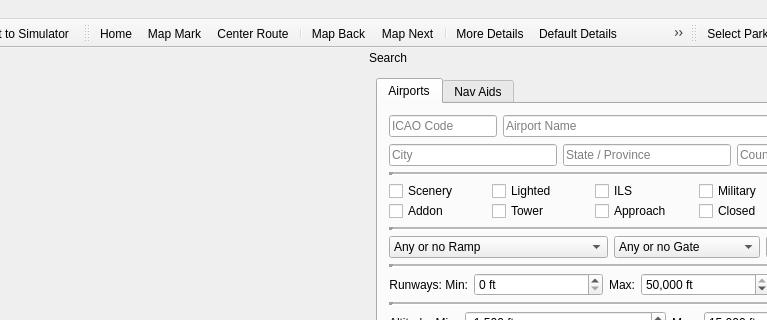
Qt form src/gui/mainwindow.ui (albar965/littlenavmap) before a commit; both pictures show x 404 to 1171 and y 0 to 320 of the 1333 by 754 pixel window.
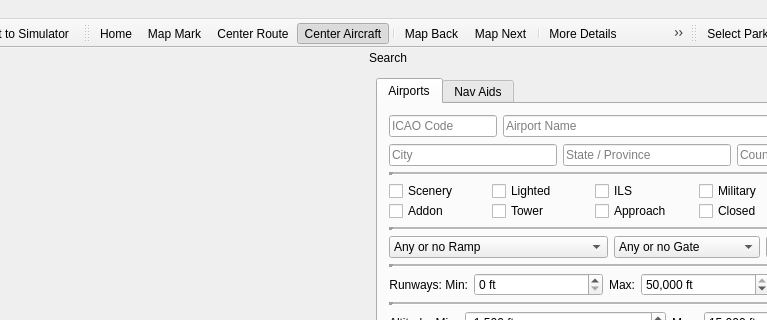
The same form after that commit. Icons and pictures are not drawn.

Commit message: Added aircraft centering and action. Added disconnect button to dialog.

```diff
--- a/src/gui/mainwindow.ui
+++ b/src/gui/mainwindow.ui
@@ -1672,6 +1672,7 @@
    <addaction name="actionMapShowHome"/>
    <addaction name="actionMapShowMark"/>
    <addaction name="actionRouteCenter"/>
+   <addaction name="actionMapAircraftCenter"/>
    <addaction name="separator"/>
    <addaction name="actionMapBack"/>
    <addaction name="actionMapNext"/>
@@ -2743,6 +2744,21 @@
     <string>Aircraft</string>
    </property>
   </action>
+  <action name="actionMapAircraftCenter">
+   <property name="checkable">
+    <bool>true</bool>
+   </property>
+   <property name="checked">
+    <bool>true</bool>
+   </property>
+   <property name="icon">
+    <iconset resource="../../littlenavmap.qrc">
+     <normaloff>:/littlenavmap/resources/icons/centeraircraft.svg</normaloff>:/littlenavmap/resources/icons/centeraircraft.svg</iconset>
+   </property>
+   <property name="text">
+    <string>Center Aircraft</string>
+   </property>
+  </action>
  </widget>
  <layoutdefault spacing="6" margin="11"/>
  <resources>
```
Left out of the diff: 2 changed lines with no effect on the pictures. The commit also changes 11 other files.
